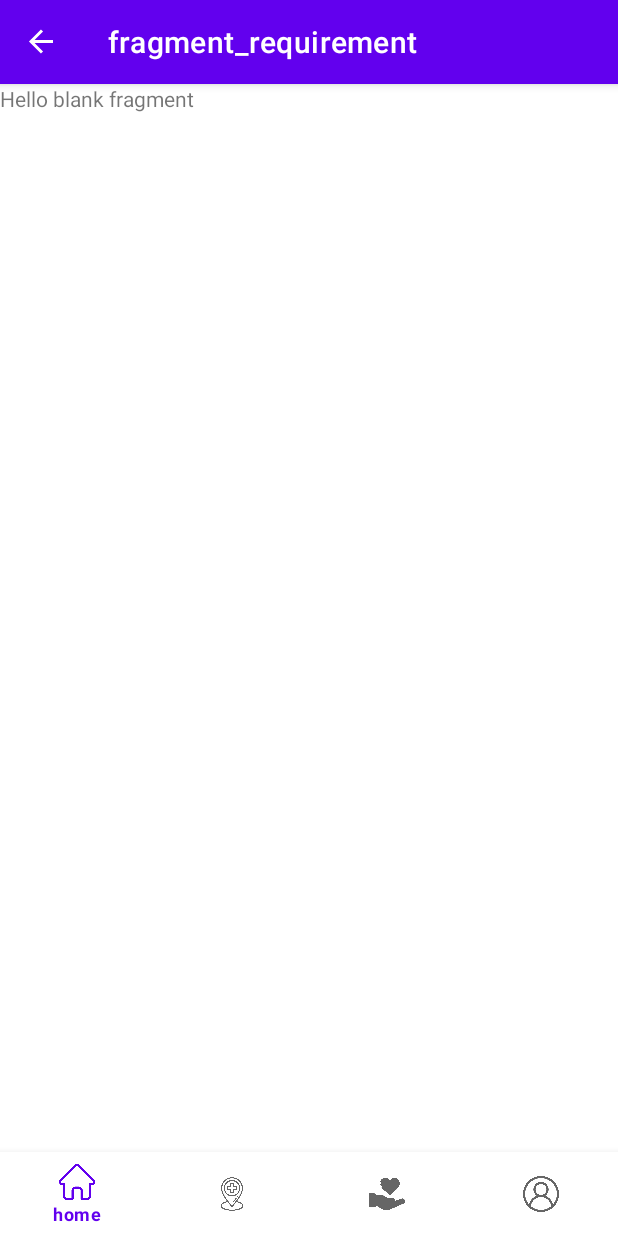
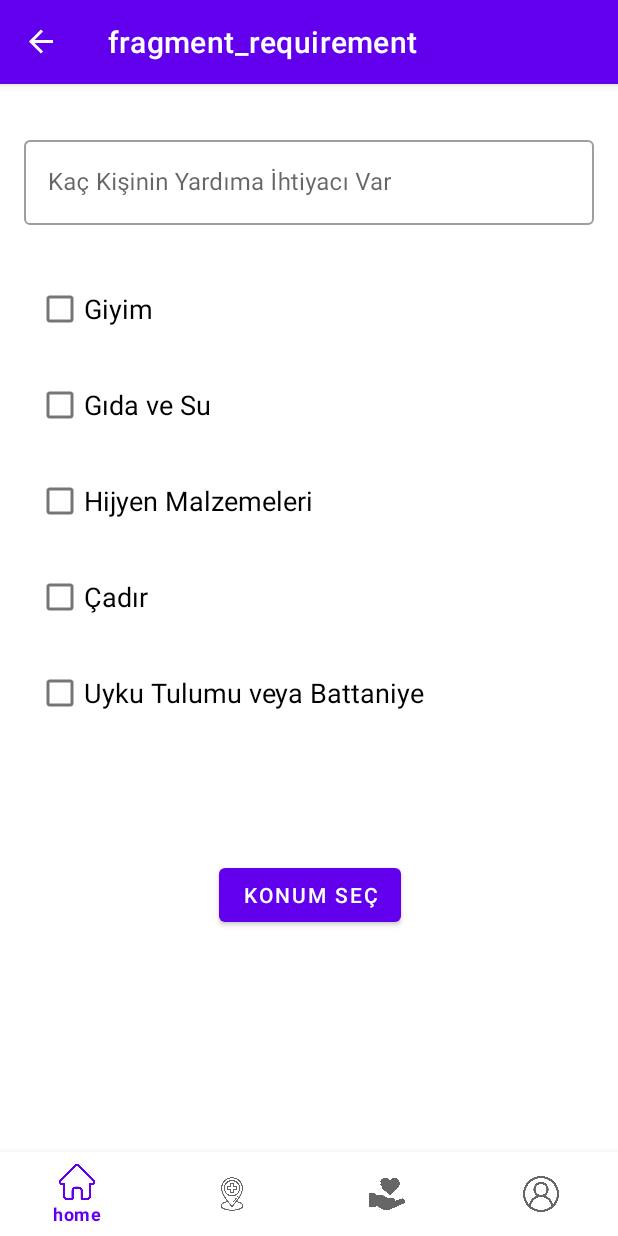
Before and after one commit to Android-Bros/El-Ver, an Android app: the RequirementFragment screen opened through its navigation route, on a phone screen of 412 x 824 dp. Run offline under Robolectric (Android 15) with nearby library versions, the phone set to English and light mode, and no system bars; our stand-ins replace navigation-ui.

Commit message:
requirement page designed.

```diff
--- a/app/src/main/java/com/androidbros/elver/presentation/ui/RequirementFragment.kt
+++ b/app/src/main/java/com/androidbros/elver/presentation/ui/RequirementFragment.kt
@@ -7,27 +7,11 @@ import android.view.View
 import android.view.ViewGroup
 import com.androidbros.elver.R
 
-// TODO: Rename parameter arguments, choose names that match
-// the fragment initialization parameters, e.g. ARG_ITEM_NUMBER
-private const val ARG_PARAM1 = "param1"
-private const val ARG_PARAM2 = "param2"
 
-/**
- * A simple [Fragment] subclass.
- * Use the [RequirementFragment.newInstance] factory method to
- * create an instance of this fragment.
- */
 class RequirementFragment : Fragment() {
-    // TODO: Rename and change types of parameters
-    private var param1: String? = null
-    private var param2: String? = null
-
     override fun onCreate(savedInstanceState: Bundle?) {
         super.onCreate(savedInstanceState)
-        arguments?.let {
-            param1 = it.getString(ARG_PARAM1)
-            param2 = it.getString(ARG_PARAM2)
-        }
+
     }
 
     override fun onCreateView(
@@ -38,23 +22,5 @@ class RequirementFragment : Fragment() {
         return inflater.inflate(R.layout.fragment_requirement, container, false)
     }
 
-    companion object {
-        /**
-         * Use this factory method to create a new instance of
-         * this fragment using the provided parameters.
-         *
-         * @param param1 Parameter 1.
-         * @param param2 Parameter 2.
-         * @return A new instance of fragment RequirementFragment.
-         */
-        // TODO: Rename and change types and number of parameters
-        @JvmStatic
-        fun newInstance(param1: String, param2: String) =
-            RequirementFragment().apply {
-                arguments = Bundle().apply {
-                    putString(ARG_PARAM1, param1)
-                    putString(ARG_PARAM2, param2)
-                }
-            }
-    }
+
 }
--- a/app/src/main/java/com/androidbros/elver/presentation/ui/aidmap/AidMapFragment.kt
+++ b/app/src/main/java/com/androidbros/elver/presentation/ui/aidmap/AidMapFragment.kt
@@ -48,14 +48,14 @@ class AidMapFragment : Fragment(), GoogleMap.OnMapLongClickListener {
             builder.setPositiveButton("Mevcut Konumumu Kullan") { dialog, which ->
                 val mySharedPref = SharedPref(requireContext())
                 val sharedloc = mySharedPref.getCurrentLocation()
-                val action = AidMapFragmentDirections.actionAidMapFragmentToAnimalHealthInfo(sharedloc!!)
+                val action = AidMapFragmentDirections.actionAidMapFragmentToAnimalHealthInfo()
                 Navigation.findNavController(view).navigate(action)
             }
             builder.setNegativeButton("Farklı Bir Konum Kullan") { dialog, which ->
             }
             builder.show()
             binding.buttonGoRequirementOrAnimal.setOnClickListener {
-                val action = AidMapFragmentDirections.actionAidMapFragmentToAnimalHealthInfo(location)
+                val action = AidMapFragmentDirections.actionAidMapFragmentToAnimalHealthInfo()
                 Navigation.findNavController(it).navigate(action)
             }
         } else if (tempStr == "requirement") {
--- a/app/src/main/res/layout/fragment_requirement.xml
+++ b/app/src/main/res/layout/fragment_requirement.xml
@@ -1,14 +1,99 @@
 <?xml version="1.0" encoding="utf-8"?>
-<FrameLayout xmlns:android="http://schemas.android.com/apk/res/android"
+<androidx.constraintlayout.widget.ConstraintLayout
+    xmlns:android="http://schemas.android.com/apk/res/android"
+    xmlns:app="http://schemas.android.com/apk/res-auto"
     xmlns:tools="http://schemas.android.com/tools"
     android:layout_width="match_parent"
     android:layout_height="match_parent"
     tools:context=".presentation.ui.RequirementFragment">
 
-    <!-- TODO: Update blank fragment layout -->
-    <TextView
+
+    <com.google.android.material.textfield.TextInputLayout
+        android:id="@+id/text_people"
+        style="@style/Widget.MaterialComponents.TextInputLayout.OutlinedBox"
         android:layout_width="match_parent"
-        android:layout_height="match_parent"
-        android:text="@string/hello_blank_fragment" />
+        android:layout_height="wrap_content"
+        android:layout_marginTop="32dp"
+        android:paddingStart="16dp"
+        android:paddingEnd="16dp"
+        app:layout_constraintEnd_toEndOf="parent"
+        app:layout_constraintHorizontal_bias="0.0"
+        app:layout_constraintStart_toStartOf="parent"
+        app:layout_constraintTop_toTopOf="parent">
 
-</FrameLayout>
+        <EditText
+            android:id="@+id/edit_text_surname"
+            android:layout_width="match_parent"
+            android:layout_height="wrap_content"
+            android:focusable="false"
+            android:hint="@string/howmanypeople"
+            android:inputType="none" />
+    </com.google.android.material.textfield.TextInputLayout>
+
+    <CheckBox
+        android:id="@+id/checkBox_CleaningMaterials"
+        android:layout_width="wrap_content"
+        android:layout_height="wrap_content"
+        android:layout_marginStart="24dp"
+        android:layout_marginTop="16dp"
+        android:text="Hijyen Malzemeleri"
+        android:textSize="18sp"
+        app:layout_constraintStart_toStartOf="parent"
+        app:layout_constraintTop_toBottomOf="@+id/checkBox_FoodWater" />
+
+    <CheckBox
+        android:id="@+id/checkBox_Blanket"
+        android:layout_width="wrap_content"
+        android:layout_height="wrap_content"
+        android:layout_marginStart="24dp"
+        android:layout_marginTop="16dp"
+        android:text="Uyku Tulumu veya Battaniye"
+        android:textSize="18sp"
+        app:layout_constraintStart_toStartOf="parent"
+        app:layout_constraintTop_toBottomOf="@+id/checkBox_Tent" />
+
+    <CheckBox
+        android:id="@+id/checkBox_Clothes"
+        android:layout_width="wrap_content"
+        android:layout_height="wrap_content"
+        android:layout_marginStart="24dp"
+        android:layout_marginTop="32dp"
+        android:text="Giyim"
+        android:textSize="18sp"
+        app:layout_constraintStart_toStartOf="parent"
+        app:layout_constraintTop_toBottomOf="@+id/text_people" />
+
+    <CheckBox
+        android:id="@+id/checkBox_FoodWater"
+        android:layout_width="wrap_content"
+        android:layout_height="wrap_content"
+        android:layout_marginStart="24dp"
+        android:layout_marginTop="16dp"
+        android:text="Gıda ve Su"
+        android:textSize="18sp"
+        app:layout_constraintStart_toStartOf="parent"
+        app:layout_constraintTop_toBottomOf="@+id/checkBox_Clothes" />
+
+    <CheckBox
+        android:id="@+id/checkBox_Tent"
+        android:layout_width="wrap_content"
+        android:layout_height="wrap_content"
+        android:layout_marginStart="24dp"
+        android:layout_marginTop="16dp"
+        android:text="Çadır"
+        android:textSize="18sp"
+        app:layout_constraintStart_toStartOf="parent"
+        app:layout_constraintTop_toBottomOf="@+id/checkBox_CleaningMaterials" />
+
+    <Button
+        android:id="@+id/button"
+        android:layout_width="wrap_content"
+        android:layout_height="wrap_content"
+        android:text="Konum Seç"
+        app:layout_constraintBottom_toBottomOf="parent"
+        app:layout_constraintEnd_toEndOf="parent"
+        app:layout_constraintHorizontal_bias="0.502"
+        app:layout_constraintStart_toStartOf="parent"
+        app:layout_constraintTop_toBottomOf="@+id/checkBox_Blanket"
+        app:layout_constraintVertical_bias="0.298" />
+</androidx.constraintlayout.widget.ConstraintLayout>
--- a/app/src/main/res/navigation/flow_nav_graph.xml
+++ b/app/src/main/res/navigation/flow_nav_graph.xml
@@ -27,9 +27,6 @@
         <action
             android:id="@+id/action_animalHealthInfo_to_homeFragment"
             app:destination="@id/homeFragment" />
-        <argument
-            android:name="location"
-            app:argType="string" />
     </fragment>
     <fragment
         android:id="@+id/homeFragment"
@@ -66,10 +63,6 @@
         <action
             android:id="@+id/action_requirementFragment_to_homeFragment"
             app:destination="@id/homeFragment" />
-        <argument
-            android:name="location"
-            app:argType="string"
-            app:nullable="true" />
     </fragment>
     <fragment
         android:id="@+id/userProfileFragment"
--- a/app/src/main/res/values/strings.xml
+++ b/app/src/main/res/values/strings.xml
@@ -54,4 +54,5 @@
     <string name="yes">Evet</string>
     <string name="are_you_want_to_delete_account">Hesabını silmek istiyor musun?</string>
     <string name="permissionDenied">İzin Reddedildi!</string>
+    <string name="howmanypeople">Kaç Kişinin Yardıma İhtiyacı Var</string>
 </resources>
```
